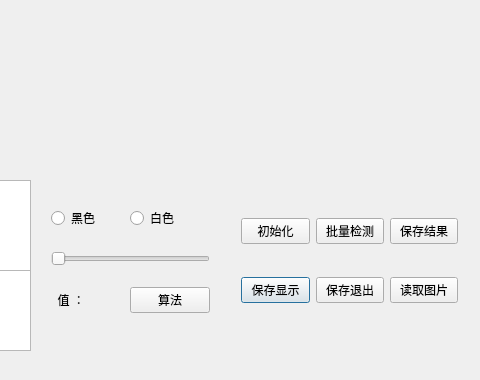
Above: LineCamera/Calgorithm.ui from gzj1997/LineCamera before the change; both pictures show x 250 to 730 and y 0 to 380 of the 730 by 380 pixel window. Below: the same form after it.
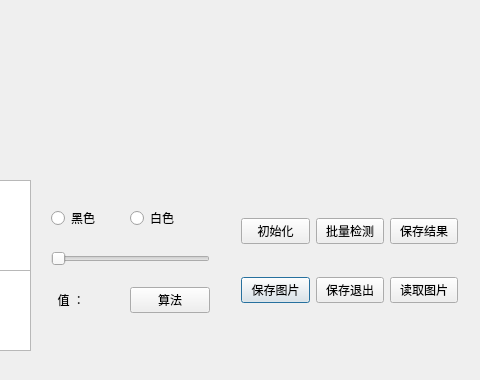
That is the form after the change.

What changed in the file:
```diff
--- a/LineCamera/Calgorithm.ui
+++ b/LineCamera/Calgorithm.ui
@@ -49,7 +49,7 @@
     <item row="1" column="0">
      <widget class="QPushButton" name="pushButton_2">
       <property name="text">
-       <string>保存显示</string>
+       <string>保存图片</string>
       </property>
      </widget>
     </item>
```
Left out of the diff: 17 changed lines with no effect on the pictures.
